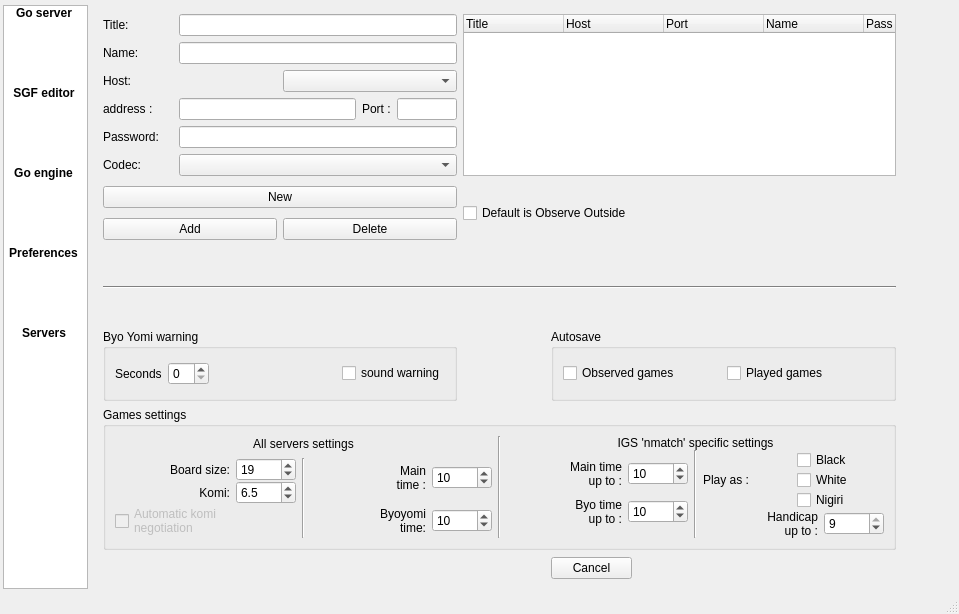
Qt form src/mainwindow.ui (iamsyt/qgo) before a commit.
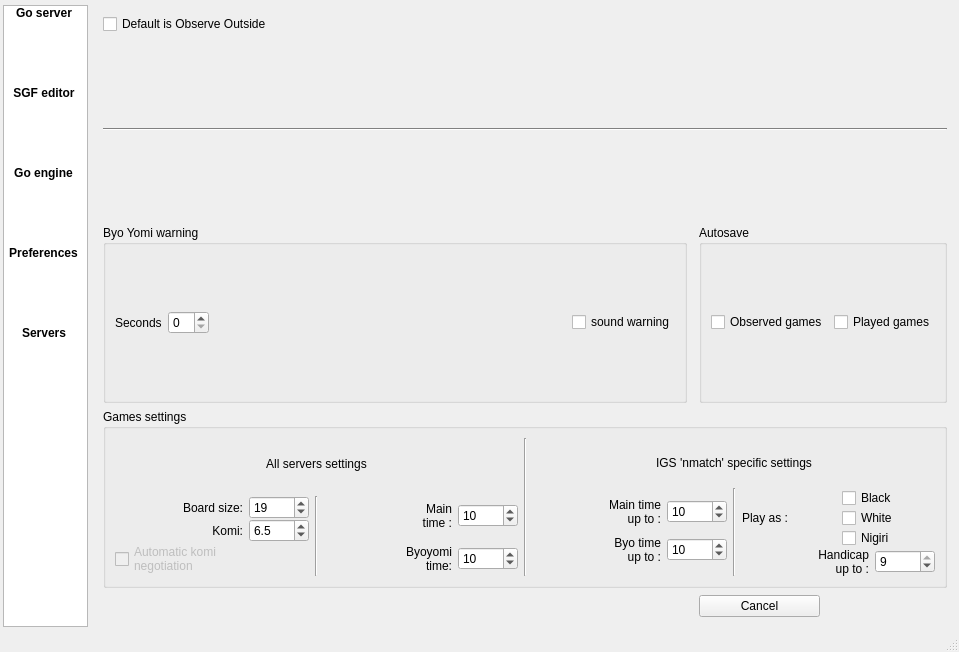
The same form after that commit. The open tabs and pages were chosen to show the change. Icons and pictures are not drawn. Custom widgets are drawn as their Qt base class.

Commit message: change login process and a couple options

What changed in the file:
```diff
--- a/src/mainwindow.ui
+++ b/src/mainwindow.ui
@@ -6,7 +6,7 @@
     <x>0</x>
     <y>0</y>
     <width>959</width>
-    <height>614</height>
+    <height>652</height>
    </rect>
   </property>
   <property name="font" >
@@ -1935,443 +1935,10 @@
        </layout>
       </widget>
       <widget class="QWidget" name="ServerPrefs" >
-       <widget class="QWidget" name="layoutWidget" >
-        <property name="geometry" >
-         <rect>
-          <x>9</x>
-          <y>9</y>
-          <width>793</width>
-          <height>566</height>
-         </rect>
-        </property>
-        <layout class="QGridLayout" name="gridLayout" >
+       <layout class="QGridLayout" name="gridLayout_4" >
          <item row="0" column="0" >
-          <layout class="QHBoxLayout" >
-           <property name="spacing" >
-            <number>6</number>
-           </property>
-           <property name="margin" >
-            <number>0</number>
-           </property>
-           <item>
-            <widget class="QLabel" name="TextLabel1_title_4" >
-             <property name="minimumSize" >
-              <size>
-               <width>70</width>
-               <height>0</height>
-              </size>
-             </property>
-             <property name="text" >
-              <string>Title:</string>
-             </property>
-            </widget>
-           </item>
-           <item>
-            <widget class="QLineEdit" name="LineEdit_title" >
-             <property name="toolTip" >
-              <string>title, e.g.: guest account at NNGS</string>
-             </property>
-             <property name="whatsThis" >
-              <string>unique title, e.g.:&#xd;
-&#xd;
-guest account at NNGS&#xd;
-qGo1234 (IGS)&#xd;
-xyz&#xd;
-&#xd;
-The title field is used to chose a server connection.&#xd;
-&#xd;
-Note: don't use a default server name, i.e. '-- Aurora --' etc.</string>
-             </property>
-            </widget>
-           </item>
-          </layout>
-         </item>
-         <item rowspan="6" row="0" column="1" colspan="3" >
-          <widget class="QTreeWidget" name="ListView_hosts" >
-           <property name="horizontalScrollBarPolicy" >
-            <enum>Qt::ScrollBarAlwaysOff</enum>
-           </property>
-           <property name="alternatingRowColors" >
-            <bool>false</bool>
-           </property>
-           <property name="selectionMode" >
-            <enum>QAbstractItemView::SingleSelection</enum>
-           </property>
-           <property name="rootIsDecorated" >
-            <bool>false</bool>
-           </property>
-           <property name="uniformRowHeights" >
-            <bool>true</bool>
-           </property>
-           <property name="itemsExpandable" >
-            <bool>false</bool>
-           </property>
-           <column>
-            <property name="text" >
-             <string>Title</string>
-            </property>
-           </column>
-           <column>
-            <property name="text" >
-             <string>Host</string>
-            </property>
-           </column>
-           <column>
-            <property name="text" >
-             <string>Port</string>
-            </property>
-           </column>
-           <column>
-            <property name="text" >
-             <string>Name</string>
-            </property>
-           </column>
-           <column>
-            <property name="text" >
-             <string>Pass</string>
-            </property>
-           </column>
-          </widget>
-         </item>
-         <item row="1" column="0" >
-          <layout class="QHBoxLayout" >
-           <property name="spacing" >
-            <number>6</number>
-           </property>
-           <property name="margin" >
-            <number>0</number>
-           </property>
-           <item>
-            <widget class="QLabel" name="TextLabel3_5" >
-             <property name="minimumSize" >
-              <size>
-               <width>70</width>
-               <height>0</height>
-              </size>
-             </property>
-             <property name="text" >
-              <string>Name:</string>
-             </property>
-            </widget>
-           </item>
-           <item>
-            <widget class="QLineEdit" name="LineEdit_login" >
-             <property name="toolTip" >
-              <string>use your login name; if unregistered use a unique name like 'hotdog17' (NNGS, CWS) or guest (other servers)</string>
-             </property>
-             <property name="whatsThis" >
-              <string>name&#xd;
-&#xd;
-Registered users: &#xd;
-use your login name and password provided by the go server operator after registration&#xd;
-&#xd;
-New users: depends on server&#xd;
-NNGS, CWS:	use a unique name like 'hotdog17'&#xd;
-others:		guest</string>
-             </property>
-            </widget>
-           </item>
-          </layout>
-         </item>
-         <item row="2" column="0" >
-          <layout class="QHBoxLayout" >
-           <property name="spacing" >
-            <number>6</number>
-           </property>
-           <property name="margin" >
-            <number>0</number>
-           </property>
-           <item>
-            <widget class="QLabel" name="TextLabel1_8" >
-             <property name="minimumSize" >
-              <size>
-               <width>70</width>
-               <height>0</height>
-              </size>
-             </property>
-             <property name="text" >
-              <string>Host:</string>
-             </property>
-            </widget>
-           </item>
-           <item>
-            <widget class="QComboBox" name="comboBox_server" >
-             <property name="editable" >
-              <bool>false</bool>
-             </property>
-             <item>
-              <property name="text" >
-               <string/>
-              </property>
-             </item>
-             <item>
-              <property name="text" >
-               <string>IGS</string>
-              </property>
-             </item>
-             <item>
-              <property name="text" >
-               <string>WING</string>
-              </property>
-             </item>
-             <item>
-              <property name="text" >
-               <string>LGS</string>
-              </property>
-             </item>
-             <item>
-              <property name="text" >
-               <string>CyberORO</string>
-              </property>
-             </item>
-             <item>
-              <property name="text" >
-               <string>Other</string>
-              </property>
-             </item>
-            </widget>
-           </item>
-          </layout>
-         </item>
-         <item row="3" column="0" >
-          <layout class="QHBoxLayout" >
-           <property name="spacing" >
-            <number>6</number>
-           </property>
-           <property name="margin" >
-            <number>0</number>
-           </property>
-           <item>
-            <widget class="QLabel" name="TextLabel2_6" >
-             <property name="minimumSize" >
-              <size>
-               <width>70</width>
-               <height>0</height>
-              </size>
-             </property>
-             <property name="text" >
-              <string>address :</string>
-             </property>
-            </widget>
-           </item>
-           <item>
-            <widget class="QLineEdit" name="LineEdit_address" />
-           </item>
-           <item>
-            <widget class="QLabel" name="label_3" >
-             <property name="text" >
-              <string>Port :</string>
-             </property>
-            </widget>
-           </item>
-           <item>
-            <widget class="QLineEdit" name="LineEdit_port" >
-             <property name="maximumSize" >
-              <size>
-               <width>60</width>
-               <height>16777215</height>
-              </size>
-             </property>
-             <property name="toolTip" >
-              <string>port address, e.g.: 9696</string>
-             </property>
-             <property name="whatsThis" >
-              <string>port address, e.g.: 9696&#xd;
-&#xd;
-Port address is defined for each go server. It's a fixed number. See Host for predefined server names.</string>
-             </property>
-             <property name="maxLength" >
-              <number>4</number>
-             </property>
-            </widget>
-           </item>
-          </layout>
-         </item>
-         <item row="4" column="0" >
-          <layout class="QHBoxLayout" >
-           <property name="spacing" >
-            <number>6</number>
-           </property>
-           <property name="margin" >
-            <number>0</number>
-           </property>
-           <item>
-            <widget class="QLabel" name="TextLabel4_4" >
-             <property name="minimumSize" >
-              <size>
-               <width>70</width>
-               <height>0</height>
-              </size>
-             </property>
-             <property name="text" >
-              <string>Password:</string>
-             </property>
-            </widget>
-           </item>
-           <item>
-            <widget class="QLineEdit" name="LineEdit_pass" >
-             <property name="toolTip" >
-              <string>your password; if unregistered: blank field</string>
-             </property>
-             <property name="whatsThis" >
-              <string>password&#xd;
-&#xd;
-Registered users: &#xd;
-use your login name and password provided by the go server operator after registration&#xd;
-&#xd;
-New users: leave blank!</string>
-             </property>
-             <property name="echoMode" >
-              <enum>QLineEdit::PasswordEchoOnEdit</enum>
-             </property>
-            </widget>
-           </item>
-          </layout>
-         </item>
-         <item row="5" column="0" >
-          <layout class="QHBoxLayout" >
-           <property name="spacing" >
-            <number>6</number>
-           </property>
-           <property name="margin" >
-            <number>0</number>
-           </property>
-           <item>
-            <widget class="QLabel" name="textLabel1_6" >
-             <property name="sizePolicy" >
-              <sizepolicy vsizetype="Preferred" hsizetype="Minimum" >
-               <horstretch>0</horstretch>
-               <verstretch>0</verstretch>
-              </sizepolicy>
-             </property>
-             <property name="minimumSize" >
-              <size>
-               <width>70</width>
-               <height>0</height>
-              </size>
-             </property>
-             <property name="text" >
-              <string>Codec:</string>
-             </property>
-            </widget>
-           </item>
-           <item>
-            <widget class="QComboBox" name="ComboBox_codec" >
-             <property name="sizePolicy" >
-              <sizepolicy vsizetype="Fixed" hsizetype="MinimumExpanding" >
-               <horstretch>0</horstretch>
-               <verstretch>0</verstretch>
-              </sizepolicy>
-             </property>
-             <property name="editable" >
-              <bool>false</bool>
-             </property>
-             <property name="duplicatesEnabled" >
-              <bool>false</bool>
-             </property>
-            </widget>
-           </item>
-          </layout>
-         </item>
-         <item row="6" column="0" >
-          <layout class="QVBoxLayout" >
-           <property name="spacing" >
-            <number>6</number>
-           </property>
-           <property name="margin" >
-            <number>0</number>
-           </property>
-           <item>
-            <widget class="QPushButton" name="pb_new" >
-             <property name="sizePolicy" >
-              <sizepolicy vsizetype="Fixed" hsizetype="Preferred" >
-               <horstretch>0</horstretch>
-               <verstretch>0</verstretch>
-              </sizepolicy>
-             </property>
-             <property name="toolTip" >
-              <string>clear form</string>
-             </property>
-             <property name="whatsThis" >
-              <string>New&#xd;
-&#xd;
-clear form; doesn't make any changes to the entries</string>
-             </property>
-             <property name="text" >
-              <string>New</string>
-             </property>
-            </widget>
-           </item>
-           <item>
-            <layout class="QHBoxLayout" >
-             <property name="spacing" >
-              <number>6</number>
-             </property>
-             <property name="margin" >
-              <number>0</number>
-             </property>
-             <item>
-              <widget class="QPushButton" name="pb_add" >
-               <property name="toolTip" >
-                <string>add/change current entry</string>
-               </property>
-               <property name="whatsThis" >
-                <string>Add or Change&#xd;
-&#xd;
-Label 'Change ' appears when title is not unique, i.e. the saved entries with that title will be superseded by the current entries.&#xd;
-&#xd;
-Label 'Add' is default. The given entries will be saved under the given title.</string>
-               </property>
-               <property name="text" >
-                <string>Add</string>
-               </property>
-              </widget>
-             </item>
-             <item>
-              <widget class="QPushButton" name="pb_delete" >
-               <property name="toolTip" >
-                <string>delete current entry</string>
-               </property>
-               <property name="whatsThis" >
-                <string>Delete&#xd;
-&#xd;
-Deletes the saved entries with same Title.&#xd;
-&#xd;
-Note: 'Delete' concerns saved records.</string>
-               </property>
-               <property name="text" >
-                <string>Delete</string>
-               </property>
-              </widget>
-             </item>
-            </layout>
-           </item>
-          </layout>
-         </item>
-         <item row="6" column="1" colspan="2" >
-          <widget class="QCheckBox" name="observeOutsideCB" >
-           <property name="text" >
-            <string>Default is Observe Outside</string>
-           </property>
-          </widget>
-         </item>
-         <item row="6" column="3" >
-          <spacer>
-           <property name="orientation" >
-            <enum>Qt::Horizontal</enum>
-           </property>
-           <property name="sizeType" >
-            <enum>QSizePolicy::Expanding</enum>
-           </property>
-           <property name="sizeHint" stdset="0" >
-            <size>
-             <width>237</width>
-             <height>63</height>
-            </size>
-           </property>
-          </spacer>
-         </item>
-         <item row="7" column="0" colspan="4" >
+         <layout class="QGridLayout" name="gridLayout_5" >
+          <item row="2" column="0" colspan="4" >
           <widget class="Line" name="Line4_3" >
            <property name="sizePolicy" >
             <sizepolicy vsizetype="Fixed" hsizetype="Minimum" >
@@ -2893,7 +2460,7 @@
            </property>
           </widget>
          </item>
-         <item row="8" column="0" >
+          <item row="3" column="0" >
           <widget class="QGroupBox" name="groupBox_6" >
            <property name="title" >
             <string>Byo Yomi warning</string>
@@ -2939,7 +2506,7 @@
            </layout>
           </widget>
          </item>
-         <item row="8" column="2" colspan="2" >
+          <item row="3" column="2" colspan="2" >
           <widget class="QGroupBox" name="groupBox_15" >
            <property name="title" >
             <string>Autosave</string>
@@ -2968,7 +2535,7 @@
            </layout>
           </widget>
          </item>
-         <item row="9" column="0" colspan="4" >
+          <item row="4" column="0" colspan="4" >
           <widget class="QGroupBox" name="groupBox_14" >
            <property name="title" >
             <string>Games settings</string>
@@ -3509,7 +3076,7 @@
            </layout>
           </widget>
          </item>
-         <item row="10" column="0" >
+          <item row="5" column="0" >
           <spacer>
            <property name="orientation" >
             <enum>Qt::Horizontal</enum>
@@ -3522,15 +3089,33 @@
            </property>
           </spacer>
          </item>
-         <item row="10" column="2" >
+          <item row="5" column="2" >
           <widget class="QPushButton" name="cancelButtonServer" >
            <property name="text" >
             <string>Cancel</string>
            </property>
           </widget>
          </item>
-        </layout>
-       </widget>
+          <item row="1" column="0" >
+           <layout class="QHBoxLayout" >
+            <property name="spacing" >
+             <number>6</number>
+            </property>
+            <property name="margin" >
+             <number>0</number>
+            </property>
+            <item>
+             <widget class="QCheckBox" name="observeOutsideCB" >
+              <property name="text" >
+               <string>Default is Observe Outside</string>
+              </property>
+             </widget>
+            </item>
+           </layout>
+          </item>
+         </layout>
+        </item>
+       </layout>
       </widget>
      </widget>
     </item>
```
Left out of the diff: 121 changed lines with no effect on the pictures. Lines whose indentation alone changed are shown as unchanged.
